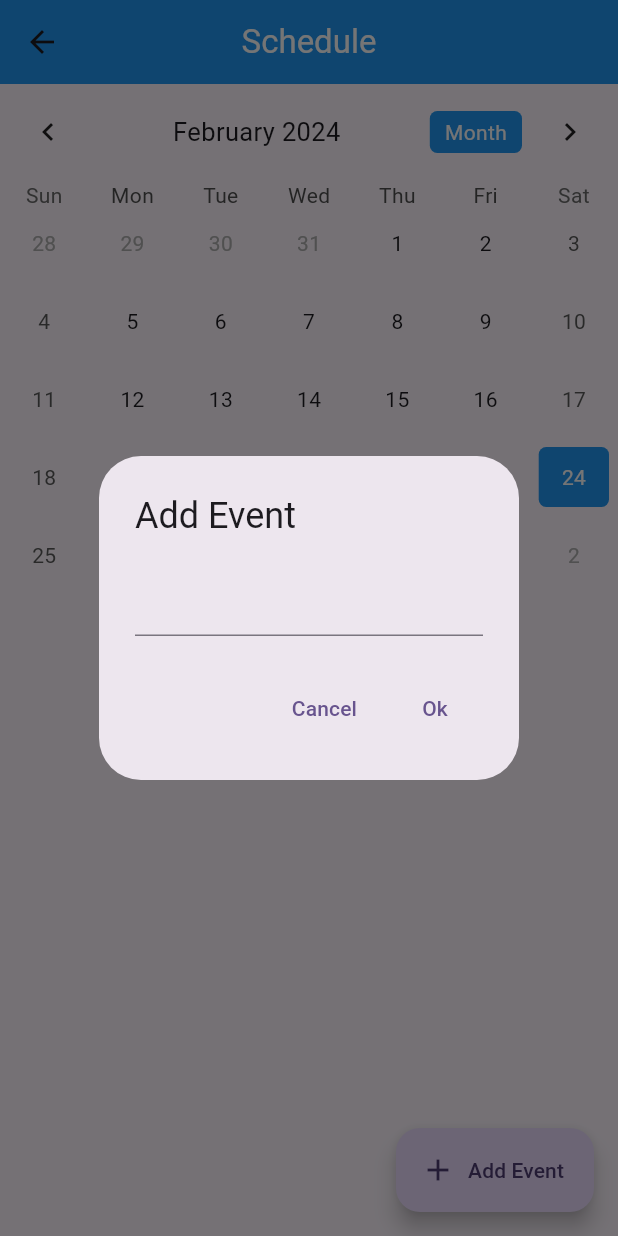
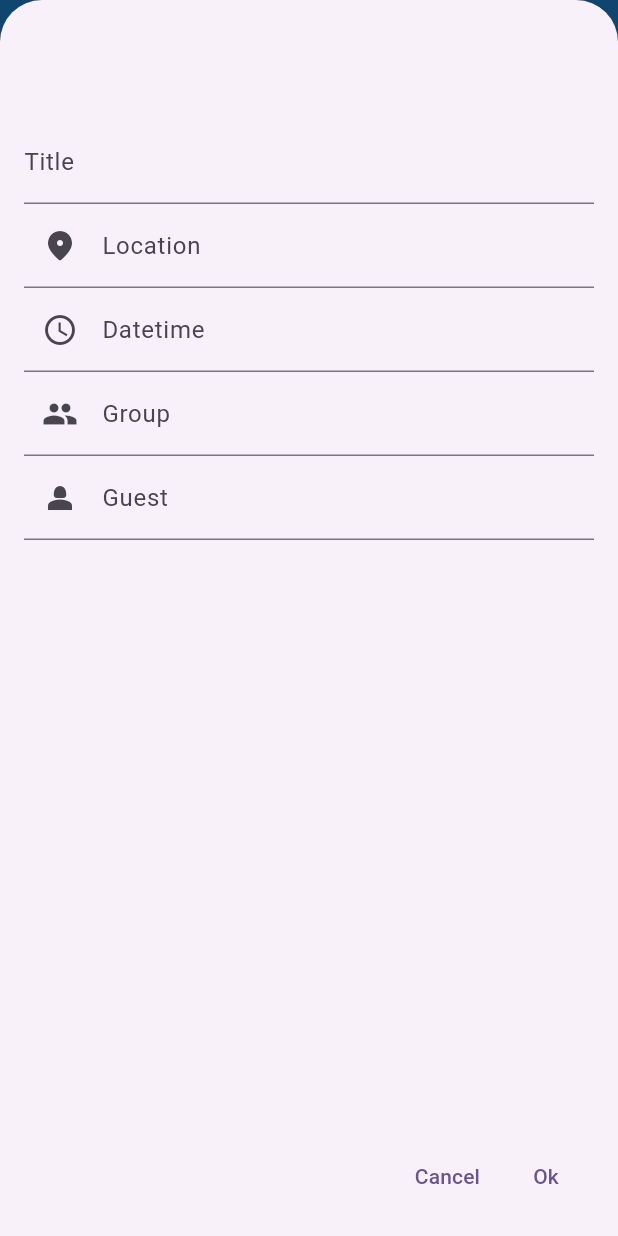
Before and after one commit to yambaru-hackathon/Group-8, a Flutter app: the SchedulePage screen opened directly, after a tap on "Add Event", on a phone screen of 412 x 824 dp. Run offline on Flutter 3.47's test engine with Material 3 defaults, Android fonts, the phone set to English and light mode, and no system bars; drawn by our look-alikes of table_calendar; our stand-ins replace cloud_firestore, firebase_core; accounts and stored records are empty.

Commit message:
UIの変更

```diff
--- a/lib/Pages/account_page.dart
+++ b/lib/Pages/account_page.dart
@@ -6,7 +6,7 @@ class AccountPage extends StatelessWidget {
   @override
   Widget build(BuildContext context) {
     return Scaffold(
-      appBar: AppBar(title: const Text('Accunt')),
+      appBar: AppBar(title: const Text('Account')),
     );
   }
 }
--- a/lib/Pages/schedule/event.dart
+++ b/lib/Pages/schedule/event.dart
@@ -1,6 +1,13 @@
 class Event {
   final String title;
-  Event({this.title = ""}); // デフォルト値を指定
+  Event({this.title = "", required Location}); // デフォルト値を指定
 
   String toString() => this.title;
 }
+
+class Location {
+  final String title;
+  Location({this.title = ""});
+
+  String toString() => this.title;
+}
--- a/lib/Pages/schedule/schedule_page.dart
+++ b/lib/Pages/schedule/schedule_page.dart
@@ -1,6 +1,6 @@
 import 'package:flutter/material.dart';
 import 'package:table_calendar/table_calendar.dart';
-import 'package:group8_app/Pages/schedule/event.dart';
+import 'package:goup8_app/Pages/schedule/event.dart';
 
 class SchedulePage extends StatefulWidget {
   const SchedulePage({super.key});
@@ -10,11 +10,17 @@ class SchedulePage extends StatefulWidget {
 
 class _CalendarState extends State<SchedulePage> {
   late final Map<DateTime, List<Event>> selectedEvents;
+  final List<Event> events = [];
+
   CalendarFormat format = CalendarFormat.month;
   DateTime selectedDay = DateTime.now();
   DateTime focusedDay = DateTime.now();
 
   TextEditingController _eventController = TextEditingController();
+  TextEditingController _locationController = TextEditingController();
+  TextEditingController _datetimeController = TextEditingController();
+  TextEditingController _groupController = TextEditingController();
+  TextEditingController _guestController = TextEditingController();
 
   @override
   void initState() {
@@ -29,6 +35,7 @@ class _CalendarState extends State<SchedulePage> {
   @override
   void dispose() {
     _eventController.dispose();
+    _locationController.dispose();
     super.dispose();
   }
 
@@ -119,14 +126,55 @@ class _CalendarState extends State<SchedulePage> {
         ],
       ),
       floatingActionButton: FloatingActionButton.extended(
-        onPressed: () => showDialog(
+        onPressed: () => showModalBottomSheet(
           context: context,
-          builder: (context) => AlertDialog(
-            title: Text("Add Event"),
-            content: TextFormField(
+          isScrollControlled: true,
+          builder: (context) => Container(
+            padding: EdgeInsets.all(16),
+            margin: EdgeInsets.only(top: 64),
+            child: Column(
+              children: [
+                Expanded(
+                  child: Column(
+                    children: [
+                      TextFormField(
                         controller: _eventController,
+                        decoration: InputDecoration(labelText: "Title"),
                       ),
-            actions: [
+                      TextFormField(
+                        controller: _locationController,
+                        decoration: InputDecoration(
+                          labelText: "Location",
+                          prefixIcon: Icon(Icons.location_on_rounded),
+                        ),
+                      ),
+                      TextFormField(
+                        controller: _datetimeController,
+                        decoration: InputDecoration(
+                          labelText: "Datetime",
+                          prefixIcon: Icon(Icons.access_time),
+                        ),
+                      ),
+                      TextFormField(
+                        controller: _groupController,
+                        decoration: InputDecoration(
+                          labelText: "Group",
+                          prefixIcon: Icon(Icons.group),
+                        ),
+                      ),
+                      TextFormField(
+                        controller: _guestController,
+                        decoration: InputDecoration(
+                          labelText: "Guest",
+                          prefixIcon: Icon(Icons.person_2),
+                        ),
+                      ),
+                    ],
+                  ),
+                ),
+                Row(
+                  mainAxisAlignment: MainAxisAlignment.end,
+                  children: [
                     TextButton(
                       child: Text("Cancel"),
                       onPressed: () => Navigator.pop(context),
@@ -134,25 +182,28 @@ class _CalendarState extends State<SchedulePage> {
                     TextButton(
                       child: Text("Ok"),
                       onPressed: () {
-                  if (_eventController.text.isEmpty) {
-                  } else {
-                    if (selectedEvents[selectedDay] != null) {
-                      selectedEvents[selectedDay]!.add(
-                        Event(title: _eventController.text),
+                        // 入力されたイベント情報を取得
+                        String title = _eventController.text;
+                        String Location = _locationController.text;
+                        // ... その他の入力項目を取得
+                        // イベント情報を Event オブジェクトに格納
+                        Event newEvent = Event(
+                          title: title,
+                          Location: Location,
                         );
-                    } else {
-                      selectedEvents[selectedDay] = [
-                        Event(title: _eventController.text)
-                      ];
-                    }
-                  }
+                        // リストにイベントを追加
+                        setState(() {
+                          events.add(newEvent);
+                        });
+                        // カレンダーを更新する (必要に応じて)
+                        // モーダルを閉じる
                         Navigator.pop(context);
-                  _eventController.clear();
-                  setState(() {});
-                  return;
                       },
                     ),
                   ],
+                ),
+              ],
+            ),
           ),
         ),
         label: Text("Add Event"),
--- a/lib/Pages/schedule_page.dart
+++ /dev/null
@@ -1,12 +0,0 @@
-import 'package:flutter/material.dart';
-
-class SchedulePage extends StatelessWidget {
-  const SchedulePage({super.key});
-
-  @override
-  Widget build(BuildContext context) {
-    return Scaffold(
-      appBar: AppBar(title: const Text('Schedule')),
-    );
-  }
-}
```
Also changed, not shown: lib/Pages/GroupPages/addgroupmenber_page.dart (+0 -17 lines), lib/Pages/GroupPages/group_page.dart (+6 -11 lines), lib/Pages/GroupPages/groupdetail_page.dart (+1 -9 lines), lib/Pages/map_page.dart (+0 -10 lines), lib/Pages/search_page.dart (+29 -7 lines), lib/main.dart (+7 -5 lines), pubspec.yaml (+3 -8 lines), pubspec.lock, 7 other files. Lines whose indentation alone changed are shown as unchanged.
